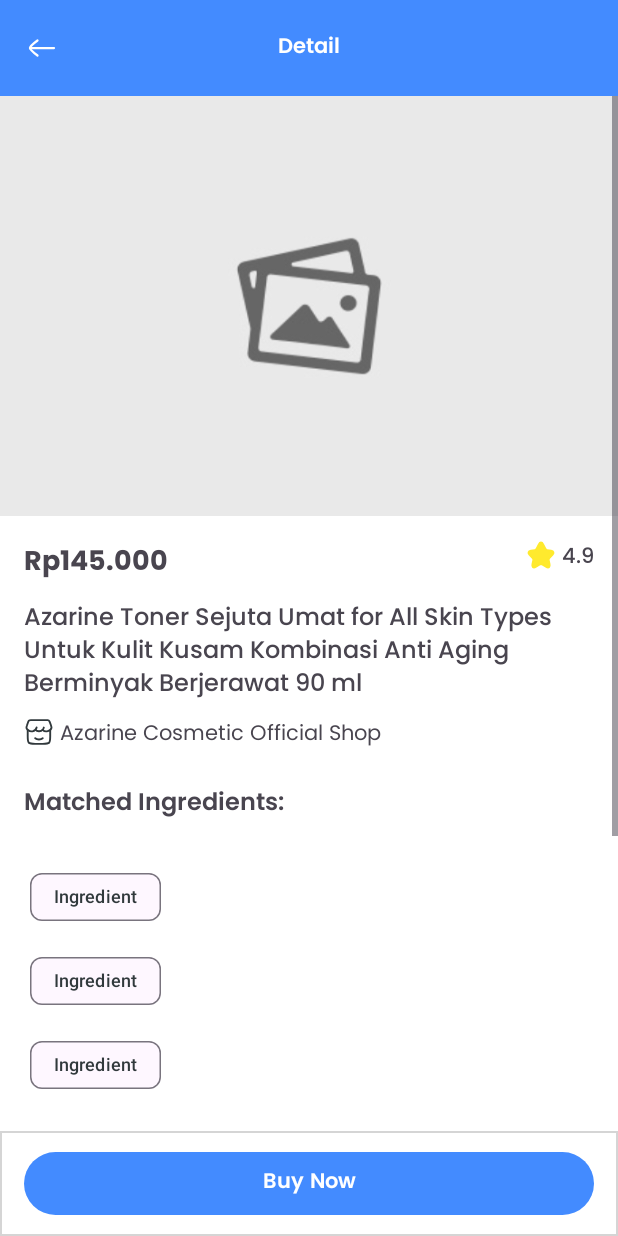
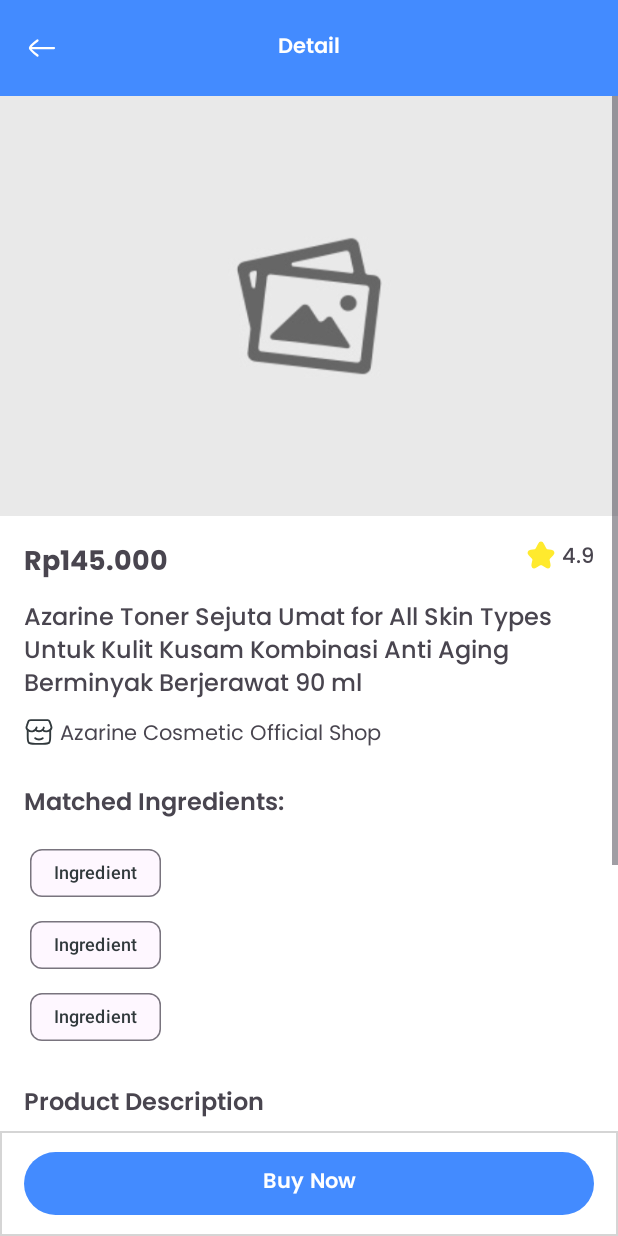
Before and after one commit to DermaSeer/DermaSeer-app, an Android app: the layout fragment_product_detail_recomendation.xml on its own in the app's theme, with its tools: preview values and no code run, on a phone screen of 412 x 824 dp. Run offline under Robolectric (Android 15) with nearby library versions, the phone set to English and light mode, and no system bars.

Commit message:
add dummy function and improvement ui

```diff
--- a/app/src/main/java/com/dermaseer/dermaseer/ui/product_detail/ProductDetailRecomendationViewModel.kt
+++ b/app/src/main/java/com/dermaseer/dermaseer/ui/product_detail/ProductDetailRecomendationViewModel.kt
@@ -7,6 +7,7 @@
 import com.dermaseer.dermaseer.data.remote.models.ProductRecommendationResponse
 import com.dermaseer.dermaseer.data.repository.predict.ProductRecommendationRepository
 import com.dermaseer.dermaseer.utils.ResultState
+import com.dermaseer.dermaseer.utils.getDummyProductRecommendationResponse
 import dagger.hilt.android.lifecycle.HiltViewModel
 import kotlinx.coroutines.launch
 import javax.inject.Inject
@@ -33,4 +34,9 @@
             }
         }
     }
+
+    fun loadDummyData(resultId: String) {
+        _productRecommendation.value = getDummyProductRecommendationResponse()
+        _productDetailRecommendation.value = ResultState.Success("Dummy product recommendation loaded successfully")
+    }
 }
--- a/app/src/main/res/layout/fragment_product_detail_recomendation.xml
+++ b/app/src/main/res/layout/fragment_product_detail_recomendation.xml
@@ -153,7 +153,7 @@
                 android:layout_width="0dp"
                 android:layout_height="wrap_content"
                 android:layout_marginStart="16dp"
-                android:layout_marginTop="20dp"
+                android:layout_marginTop="8dp"
                 android:nestedScrollingEnabled="false"
                 app:layout_constraintBottom_toTopOf="@id/tv_product_description_title"
                 app:layout_constraintEnd_toEndOf="parent"
--- a/app/src/main/res/layout/item_matched_ingredients.xml
+++ b/app/src/main/res/layout/item_matched_ingredients.xml
@@ -1,22 +1,14 @@
 <?xml version="1.0" encoding="utf-8"?>
-<com.google.android.flexbox.FlexboxLayout xmlns:android="http://schemas.android.com/apk/res/android"
-    android:layout_width="match_parent"
-    android:layout_height="wrap_content"
-    xmlns:app="http://schemas.android.com/apk/res-auto"
-    app:flexWrap="wrap"
-    app:justifyContent="flex_start">
-
-    <com.google.android.material.chip.Chip
-        android:id="@+id/chip_matched_ingredients"
+<com.google.android.material.chip.Chip android:id="@+id/chip_matched_ingredients"
     android:layout_width="wrap_content"
     android:layout_height="wrap_content"
-        android:layout_margin="4dp"
+    android:layout_marginHorizontal="4dp"
+    android:maxWidth="150dp"
     android:checkable="false"
     android:focusable="true"
     android:fontFamily="@font/poppins_semibold"
     android:text="@string/ingredient"
     android:textColor="@color/text_black"
     android:textSize="12sp"
-        android:textStyle="bold" />
-
-</com.google.android.flexbox.FlexboxLayout>
+    android:textStyle="bold"
+    xmlns:android="http://schemas.android.com/apk/res/android" />
```
Also changed, not shown: app/src/main/java/com/dermaseer/dermaseer/ui/product_detail/ProductDetailRecomendationFragment.kt (+15 -2 lines). Lines whose indentation alone changed are shown as unchanged.
